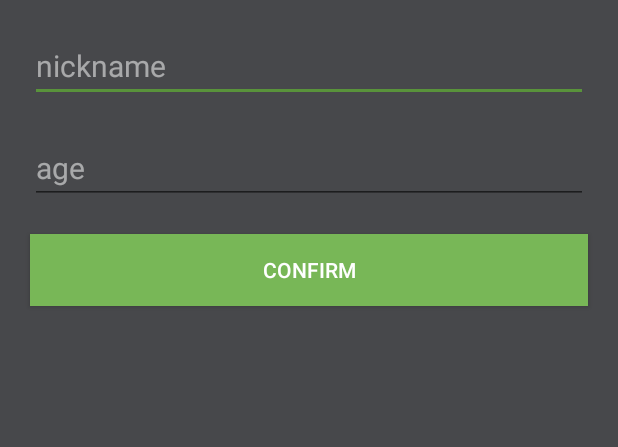
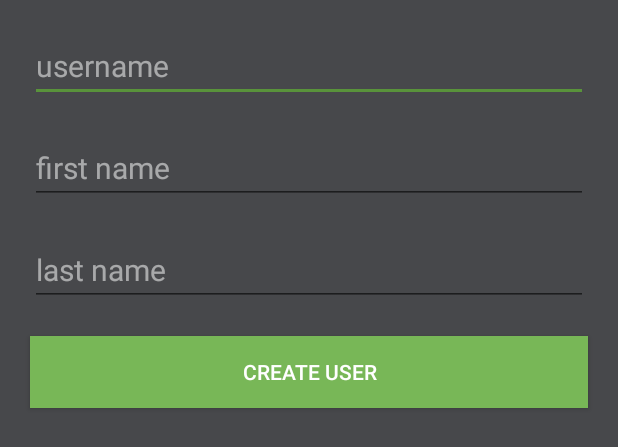
Before and after one commit to zeoflow/memo, an Android app: the layout activity_login.xml on its own in the app's theme, with its tools: preview values and no code run, on a phone screen of 412 x 824 dp. Shown: the top 447 px of the screen. Run offline under Robolectric (Android 15) with nearby library versions, the phone set to English and light mode, and no system bars.

Commit message:
improved UI elements

```diff
--- a/demo/src/main/res/layout/activity_login.xml
+++ b/demo/src/main/res/layout/activity_login.xml
@@ -6,24 +6,37 @@
     android:orientation="vertical">
 
     <EditText
-        android:id="@+id/login_editText_nick"
+        android:id="@+id/login_editText_username"
         android:layout_width="match_parent"
         android:layout_height="wrap_content"
         android:layout_margin="20dp"
-        android:hint="nickname"
+        android:hint="username"
         android:textColor="@android:color/white"
         android:textColorHint="@color/HintText"
         android:textSize="20sp" />
 
     <EditText
-        android:id="@+id/login_editText_age"
+        android:id="@+id/login_editText_firstName"
         android:layout_width="match_parent"
         android:layout_height="wrap_content"
         android:layout_marginLeft="20dp"
         android:layout_marginRight="20dp"
         android:layout_marginBottom="20dp"
-        android:hint="age"
-        android:inputType="number"
+        android:hint="first name"
+        android:inputType="text"
+        android:textColor="@android:color/white"
+        android:textColorHint="@color/HintText"
+        android:textSize="20sp" />
+
+    <EditText
+        android:id="@+id/login_editText_lastName"
+        android:layout_width="match_parent"
+        android:layout_height="wrap_content"
+        android:layout_marginLeft="20dp"
+        android:layout_marginRight="20dp"
+        android:layout_marginBottom="20dp"
+        android:hint="last name"
+        android:inputType="text"
         android:textColor="@android:color/white"
         android:textColorHint="@color/HintText"
         android:textSize="20sp" />
@@ -35,7 +48,7 @@
         android:layout_marginLeft="20dp"
         android:layout_marginRight="20dp"
         android:background="@color/colorPrimary"
-        android:text="confirm"
+        android:text="create user"
         android:textColor="@android:color/white" />
 
 </LinearLayout>
```
Also changed, not shown: demo/src/main/java/com/zeoflow/demo/models/Pet.java (deleted, +0 -75 lines), 1 other file.
